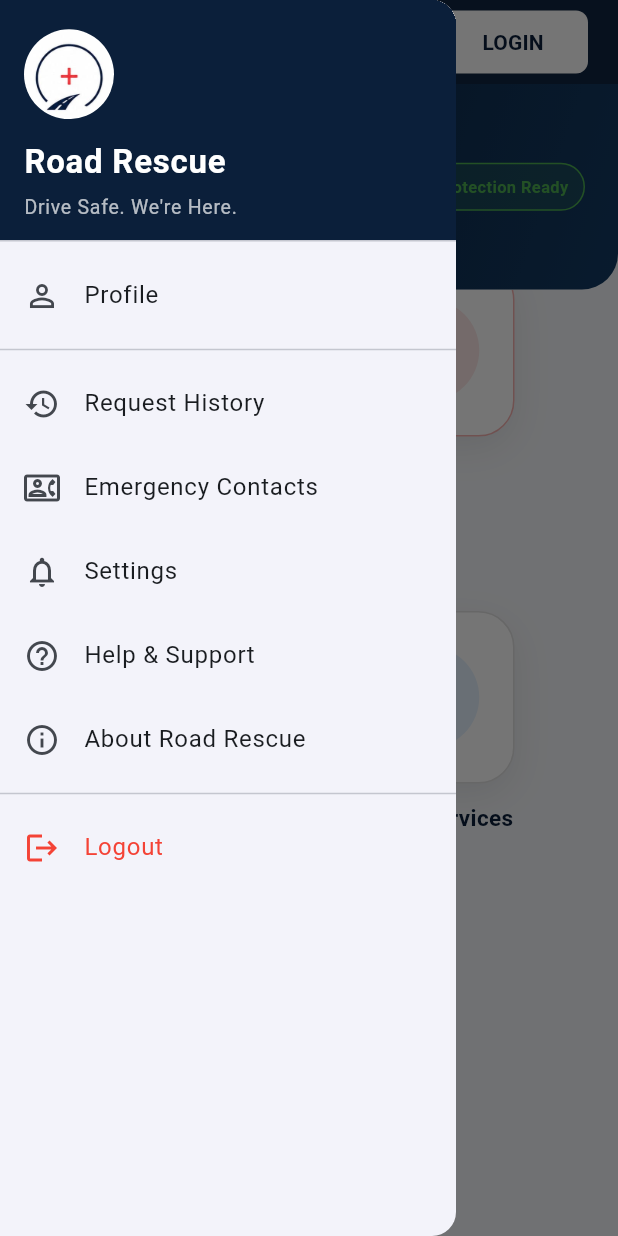
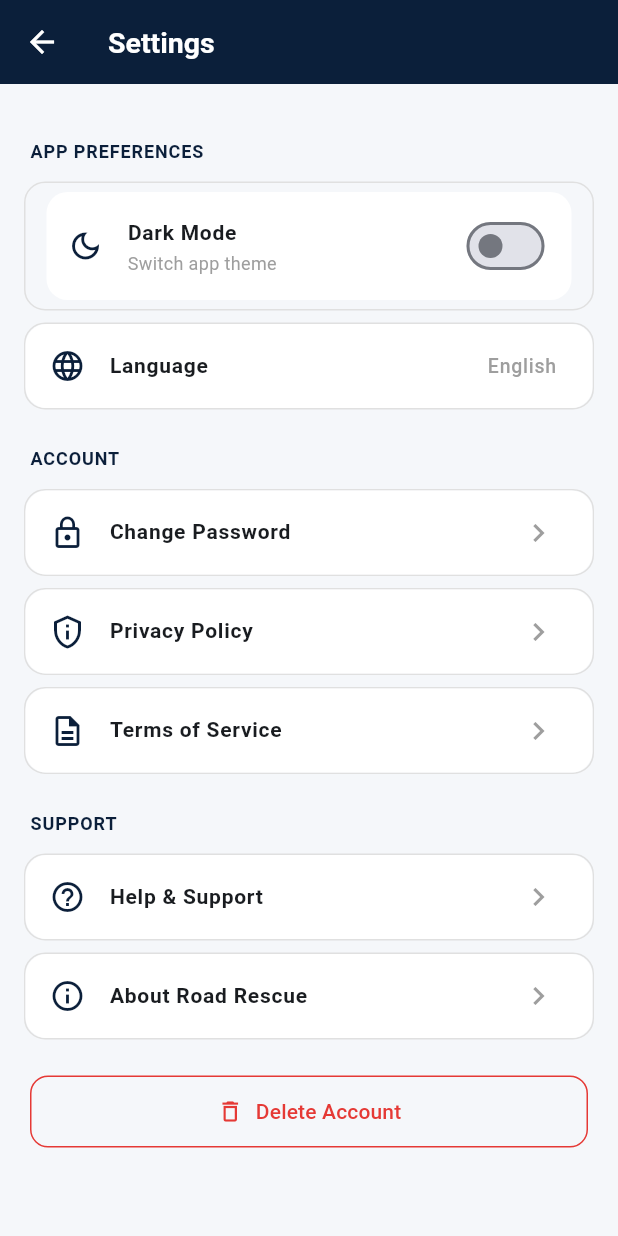
Before and after one commit to pratikshyadas2006/roadrescue, a Flutter app: the screen it shows after launch, scrolled down 37 dp, after a tap on the "menu" icon, after a tap on "Settings", on a phone screen of 412 x 824 dp. Run offline on Flutter 3.47's test engine with Material 3 defaults, Android fonts, the phone set to English and light mode, and no system bars.

Commit message:
Updated project

```diff
--- a/lib/screens/home_screen.dart
+++ b/lib/screens/home_screen.dart
@@ -4,6 +4,7 @@ import 'login_screen.dart';
 import 'profile_screen.dart';
 import 'request_history_screen.dart';
 import 'emergency_contacts_screen.dart';
+import 'settings_screen.dart';
 
 
 
@@ -182,21 +183,15 @@ ListTile(
 ListTile(
   leading: const Icon(Icons.notifications_none),
   title: const Text('Settings'),
-
-onTap: () {},
-),
-
-
-ListTile(
-  leading: const Icon(Icons.help_outline),
-  title: const Text('Help & Support'),
-  onTap: () {},
-),
-
-ListTile(
-  leading: const Icon(Icons.info_outline),
-  title: const Text('About Road Rescue'),
-  onTap: () {},
+  onTap: () {
+    Navigator.pop(context);
+    Navigator.push(
+      context,
+      MaterialPageRoute(
+        builder: (context) => const SettingsScreen(),
+      ),
+    );
+  },
 ),
 
 const Divider(),
--- /dev/null
+++ b/lib/screens/settings_screen.dart
@@ -0,0 +1,256 @@
+import 'package:flutter/material.dart';
+import 'package:rr/theme/app_colors.dart';
+import 'package:rr/screens/change_password_screen.dart';
+import 'package:rr/screens/privacy_policy_screen.dart';
+import 'package:rr/screens/terms_screen.dart';
+import 'package:rr/screens/help_support_screen.dart';
+import 'package:rr/screens/about_screen.dart';
+
+class SettingsScreen extends StatefulWidget {
+  const SettingsScreen({super.key});
+
+  @override
+  State<SettingsScreen> createState() => _SettingsScreenState();
+}
+
+class _SettingsScreenState extends State<SettingsScreen> {
+  bool darkMode = false;
+
+  @override
+  Widget build(BuildContext context) {
+    return Scaffold(
+      backgroundColor: AppColors.background,
+      appBar: AppBar(
+        backgroundColor: AppColors.primary,
+        elevation: 0,
+        title: const Text(
+          'Settings',
+          style: TextStyle(
+            color: AppColors.secondary,
+            fontWeight: FontWeight.w600,
+            fontSize: 19,
+          ),
+        ),
+        iconTheme: const IconThemeData(color: AppColors.secondary),
+      ),
+      body: ListView(
+        padding: const EdgeInsets.symmetric(vertical: 16),
+        children: [
+          _sectionTitle('App Preferences'),
+          _switchTile(
+            icon: Icons.dark_mode_outlined,
+            title: 'Dark Mode',
+            subtitle: 'Switch app theme',
+            value: darkMode,
+            onChanged: (val) => setState(() => darkMode = val),
+          ),
+          _navTile(
+            icon: Icons.language_outlined,
+            title: 'Language',
+            trailingText: 'English',
+            onTap: () {
+              _showLanguagePicker(context);
+            },
+          ),
+
+          _sectionTitle('Account'),
+          _navTile(
+            icon: Icons.lock_outline,
+            title: 'Change Password',
+            onTap: () {
+              Navigator.push(
+                context,
+                MaterialPageRoute(builder: (context) => ChangePasswordScreen()),
+              );
+            },
+          ),
+          _navTile(
+            icon: Icons.privacy_tip_outlined,
+            title: 'Privacy Policy',
+            onTap: () {
+              Navigator.push(
+                context,
+                MaterialPageRoute(builder: (context) => PrivacyPolicyScreen()),
+              );
+            },
+          ),
+          _navTile(
+            icon: Icons.description_outlined,
+            title: 'Terms of Service',
+            onTap: () {
+              Navigator.push(
+                context,
+                MaterialPageRoute(builder: (context) => TermsScreen()),
+              );
+            },
+          ),
+
+          _sectionTitle('Support'),
+          _navTile(
+            icon: Icons.help_outline,
+            title: 'Help & Support',
+            onTap: () {
+              Navigator.push(
+                context,
+                MaterialPageRoute(builder: (context) => HelpSupportScreen()),
+              );
+            },
+          ),
+          _navTile(
+            icon: Icons.info_outline,
+            title: 'About Road Rescue',
+            onTap: () {
+              Navigator.push(
+                context,
+                MaterialPageRoute(builder: (context) => AboutScreen()),
+              );
+            },
+          ),
+
+          const SizedBox(height: 20),
+          Padding(
+            padding: const EdgeInsets.symmetric(horizontal: 20),
+            child: SizedBox(
+              width: double.infinity,
+              child: OutlinedButton.icon(
+                onPressed: () {
+                  _showDeleteAccountDialog(context);
+                },
+                icon: const Icon(Icons.delete_outline, color: AppColors.emergencyRed),
+                label: const Text(
+                  'Delete Account',
+                  style: TextStyle(color: AppColors.emergencyRed),
+                ),
+                style: OutlinedButton.styleFrom(
+                  padding: const EdgeInsets.symmetric(vertical: 14),
+                  side: const BorderSide(color: AppColors.emergencyRed),
+                  shape: RoundedRectangleBorder(
+                    borderRadius: BorderRadius.circular(12),
+                  ),
+                ),
+              ),
+            ),
+          ),
+          const SizedBox(height: 30),
+        ],
+      ),
+    );
+  }
+
+  Widget _sectionTitle(String title) {
+    return Padding(
+      padding: const EdgeInsets.fromLTRB(20, 20, 20, 8),
+      child: Text(
+        title.toUpperCase(),
+        style: const TextStyle(
+          fontSize: 12,
+          fontWeight: FontWeight.w700,
+          letterSpacing: 0.6,
+          color: AppColors.primary,
+        ),
+      ),
+    );
+  }
+
+  Widget _switchTile({
+    required IconData icon,
+    required String title,
+    String? subtitle,
+    required bool value,
+    required ValueChanged<bool> onChanged,
+  }) {
+    return Container(
+      margin: const EdgeInsets.symmetric(horizontal: 16, vertical: 4),
+      padding: const EdgeInsets.symmetric(horizontal: 14, vertical: 6),
+      decoration: BoxDecoration(
+        borderRadius: BorderRadius.circular(14),
+        border: Border.all(color: AppColors.border),
+      ),
+      child: Material(
+        color: Colors.white,
+        borderRadius: BorderRadius.circular(14),
+        child: SwitchListTile(
+          contentPadding: const EdgeInsets.symmetric(horizontal: 14),
+          secondary: Icon(icon, color: AppColors.primary),
+          title: Text(title, style: const TextStyle(fontWeight: FontWeight.w600, fontSize: 14)),
+          subtitle: subtitle != null
+              ? Text(subtitle, style: const TextStyle(fontSize: 12, color: Colors.grey))
+              : null,
+          value: value,
+          activeColor: AppColors.successGreen,
+          onChanged: onChanged,
+        ),
+      ),
+    );
+  }
+
+  Widget _navTile({
+    required IconData icon,
+    required String title,
+    String? trailingText,
+    required VoidCallback onTap,
+  }) {
+    return Container(
+      margin: const EdgeInsets.symmetric(horizontal: 16, vertical: 4),
+      decoration: BoxDecoration(
+        borderRadius: BorderRadius.circular(14),
+        border: Border.all(color: AppColors.border),
+      ),
+      child: Material(
+        color: Colors.white,
+        borderRadius: BorderRadius.circular(14),
+        child: ListTile(
+          leading: Icon(icon, color: AppColors.primary),
+          title: Text(title, style: const TextStyle(fontWeight: FontWeight.w600, fontSize: 14)),
+          trailing: trailingText != null
+              ? Text(trailingText, style: const TextStyle(color: Colors.grey, fontSize: 13))
+              : const Icon(Icons.chevron_right, color: Colors.grey),
+          onTap: onTap,
+        ),
+      ),
+    );
+  }
+
+  void _showLanguagePicker(BuildContext context) {
+    showModalBottomSheet(
+      context: context,
+      shape: const RoundedRectangleBorder(
+        borderRadius: BorderRadius.vertical(top: Radius.circular(20)),
+      ),
+      builder: (_) => SafeArea(
+        child: Column(
+          mainAxisSize: MainAxisSize.min,
+          children: [
+            ListTile(title: const Text('English'), onTap: () => Navigator.pop(context)),
+            ListTile(title: const Text('हिंदी'), onTap: () => Navigator.pop(context)),
+          ],
+        ),
+      ),
+    );
+  }
+
+  void _showDeleteAccountDialog(BuildContext context) {
+    showDialog(
+      context: context,
+      builder: (_) => AlertDialog(
+        title: const Text('Delete Account?'),
+        content: const Text(
+          'This action is permanent and cannot be undone. All your data, request history, and emergency contacts will be removed.',
+        ),
+        actions: [
+          TextButton(
+            onPressed: () => Navigator.pop(context),
+            child: const Text('Cancel'),
+          ),
+          TextButton(
+            onPressed: () {
+              Navigator.pop(context);
+              // Handle account deletion
+            },
+            child: const Text('Delete', style: TextStyle(color: AppColors.emergencyRed)),
+          ),
+        ],
+      ),
+    );
+  }
+}
--- a/pubspec.yaml
+++ b/pubspec.yaml
@@ -57,7 +57,7 @@ flutter:
   # the material Icons class.
   uses-material-design: true
   assets:
-  - assets/images/
+    - assets/images/
   # To add assets to your application, add an assets section, like this:
   # assets:
   #   - images/a_dot_burr.jpeg
```
Also changed, not shown: lib/screens/about_screen.dart (added, +101 -0 lines), lib/screens/change_password_screen.dart (added, +138 -0 lines), lib/screens/help_support_screen.dart (added, +109 -0 lines), lib/screens/privacy_policy_screen.dart (added, +51 -0 lines), lib/screens/terms_screen.dart (added, +52 -0 lines), 2 other files.
